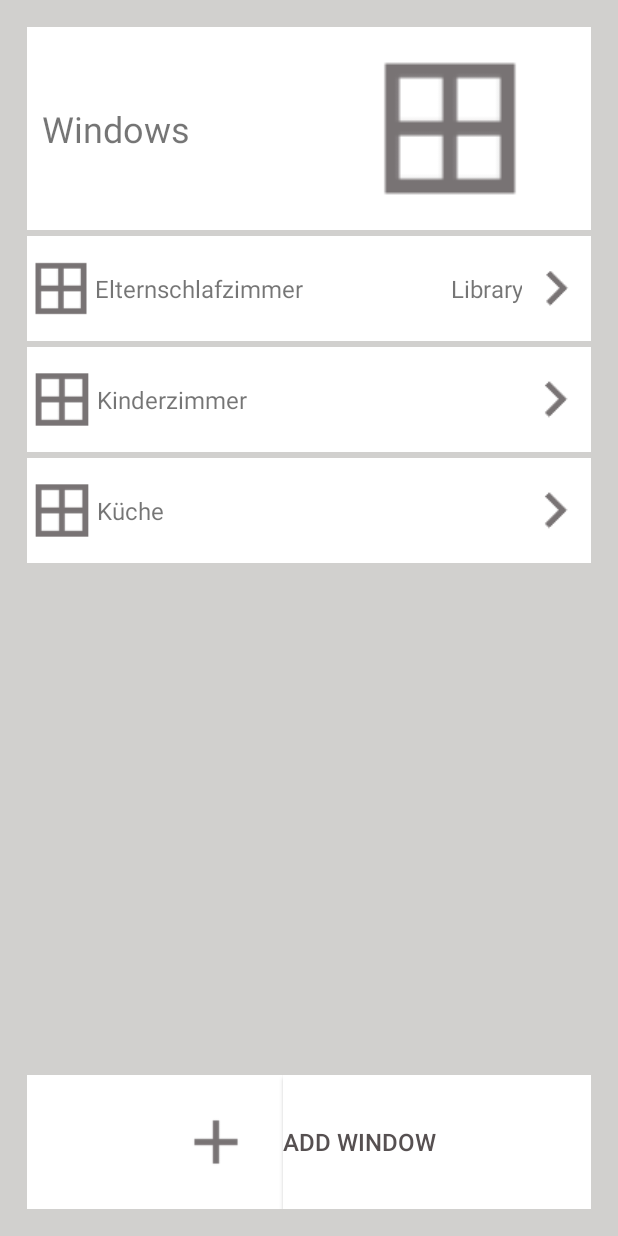
After one commit to Louuiissaa/safeandsound, an Android app: the Window screen opened directly, with no data from a screen before it, on a phone screen of 412 x 824 dp. The commit adds this screen. Run offline under Robolectric (Android 15) with nearby library versions, the phone set to English and light mode, and no system bars.

Commit message:
Fenster Hinzufügen (ohne Inhalt)

```diff
--- a/app/src/main/AndroidManifest.xml
+++ b/app/src/main/AndroidManifest.xml
@@ -20,7 +20,10 @@
         <activity
         android:name=".AirQuality"
         android:label="@string/title_airquality">
-    </activity>
+        </activity>
+        <activity
+            android:name=".Window"
+            android:label="@string/windows"></activity>
     </application>
 
 </manifest>
--- a/app/src/main/java/com/safeandsound/app/safeandsound/MainActivity.java
+++ b/app/src/main/java/com/safeandsound/app/safeandsound/MainActivity.java
@@ -13,8 +13,13 @@ public class MainActivity extends AppCompatActivity {
         setContentView(R.layout.activity_main);
     }
 
-    public void openAirQuality(View view) {
+    public void openAirQualityActivity(View view) {
         Intent i = new Intent(MainActivity.this, AirQuality.class);
         startActivity(i);
     }
+
+    public void openWindowActivity(View view) {
+        Intent i = new Intent(MainActivity.this, Window.class);
+        startActivity(i);
+    }
 }
--- /dev/null
+++ b/app/src/main/java/com/safeandsound/app/safeandsound/Window.java
@@ -0,0 +1,86 @@
+package com.safeandsound.app.safeandsound;
+
+import android.graphics.Color;
+import android.graphics.drawable.Drawable;
+import android.os.Bundle;
+import android.support.v4.app.FragmentActivity;
+import android.util.DisplayMetrics;
+import android.view.Gravity;
+import android.view.View;
+import android.view.ViewGroup;
+import android.widget.Button;
+import android.widget.ImageView;
+import android.widget.LinearLayout;
+import android.widget.TextView;
+
+import static java.security.AccessController.getContext;
+
+
+/**
+ * Created by louisapabst on 16.04.17.
+ */
+
+public class Window extends FragmentActivity {
+    /** Called when the activity is first created. */
+    @Override
+    public void onCreate(Bundle savedInstanceState) {
+        super.onCreate(savedInstanceState);
+        setContentView(R.layout.window);
+
+    }
+
+    public void addWindow(View view){
+        int dip70 = 70;
+        int dip2 = 2;
+        DisplayMetrics metrics = new DisplayMetrics();
+        getWindowManager().getDefaultDisplay().getMetrics(metrics);
+        final float scale = metrics.density;
+        int pixels70 = (int) (dip70 * scale + 0.5f);
+        int pixels2 = (int) (dip2 * scale + 0.5f);
+
+        LinearLayout linearLayout = new LinearLayout(this);
+        linearLayout.setOrientation(LinearLayout.HORIZONTAL);
+        linearLayout.setBackgroundColor(Color.RED);
+        LinearLayout.LayoutParams LLParams = new LinearLayout.LayoutParams(LinearLayout.LayoutParams.MATCH_PARENT,pixels70);
+        LLParams.setMargins(pixels2, pixels2, pixels2, pixels2);
+        linearLayout.setLayoutParams(LLParams);
+
+        ImageView imageView = new ImageView(this);
+        imageView.setBackgroundColor(Color.WHITE);
+        imageView.setImageResource(R.drawable.ic_window);
+        LinearLayout.LayoutParams IVParams = new LinearLayout.LayoutParams(0, LinearLayout.LayoutParams.MATCH_PARENT, 1f);        imageView.setLayoutParams(IVParams);
+
+        TextView textView_WindowName = new TextView(this);
+        textView_WindowName.setBackgroundColor(Color.WHITE);
+        textView_WindowName.setTextSize(16);
+        textView_WindowName.setText("Elternschlafzimmer");
+        textView_WindowName.setGravity(Gravity.CENTER | Gravity.LEFT);
+        LinearLayout.LayoutParams TVParams = new LinearLayout.LayoutParams(0,LinearLayout.LayoutParams.MATCH_PARENT, 3f);
+        textView_WindowName.setLayoutParams(TVParams);
+        // id="@+id/oxygenText", gravity="center_vertical|left", textAlignment="gravity" />
+
+        TextView textView_WindowStatus = new TextView(this);
+        textView_WindowStatus.setBackgroundColor(Color.WHITE);
+        textView_WindowStatus.setTextSize(16);
+        textView_WindowStatus.setText("open");
+        textView_WindowStatus.setGravity(Gravity.CENTER | Gravity.RIGHT);
+        textView_WindowStatus.setLayoutParams(TVParams);
+        //layout_width="0dip", layout_height="match_parent", layout_weight="3", id="@+id/oxygenOutputText", gravity="center_vertical|right", textAlignment="gravity" />
+
+        ImageView imageView_Arrow = new ImageView(this);
+        imageView_Arrow.setBackgroundColor(Color.WHITE);
+        imageView_Arrow.setImageResource(R.drawable.ic_next_page);
+        imageView_Arrow.setLayoutParams(IVParams);
+        //layout_weight="1"
+
+
+        LinearLayout ll = (LinearLayout)findViewById(R.id.windowButtonLayout);
+        LinearLayout.LayoutParams lp = new LinearLayout.LayoutParams(LinearLayout.LayoutParams.MATCH_PARENT, LinearLayout.LayoutParams.WRAP_CONTENT);
+        ll.addView(linearLayout);
+        linearLayout.addView(imageView);
+        linearLayout.addView(textView_WindowName);
+        linearLayout.addView(textView_WindowStatus);
+        linearLayout.addView(imageView_Arrow);
+    }
+
+}
--- a/app/src/main/res/layout/activity_main.xml
+++ b/app/src/main/res/layout/activity_main.xml
@@ -102,7 +102,7 @@
                     android:background="@color/white"
                     android:paddingTop="30dp"
                     android:scaleType="fitCenter"
-                    android:onClick="openAirQuality"/>
+                    android:onClick="openAirQualityActivity"/>
                 <TextView
                     android:layout_width="match_parent"
                     android:layout_height="0dip"
@@ -113,7 +113,7 @@
                     android:gravity="top|center_horizontal"
                     android:text="Air Quality"
                     android:textAlignment="gravity"
-                    android:onClick="openAirQuality"/>
+                    android:onClick="openAirQualityActivity"/>
             </LinearLayout>
             <LinearLayout
                 android:layout_width="0dip"
@@ -129,7 +129,8 @@
                     android:src="@drawable/ic_window"
                     android:background="@color/white"
                     android:paddingTop="30dp"
-                    android:scaleType="fitCenter"/>
+                    android:scaleType="fitCenter"
+                    android:onClick="openWindowActivity"/>
                 <TextView
                     android:layout_width="match_parent"
                     android:layout_height="0dip"
@@ -139,7 +140,8 @@
                     android:textSize="16dip"
                     android:gravity="top|center_horizontal"
                     android:text="Windows"
-                    android:textAlignment="gravity" />
+                    android:textAlignment="gravity"
+                    android:onClick="openWindowActivity"/>
             </LinearLayout>
         </LinearLayout>
 
--- /dev/null
+++ b/app/src/main/res/layout/window.xml
@@ -0,0 +1,226 @@
+<?xml version="1.0" encoding="utf-8"?>
+<RelativeLayout xmlns:android="http://schemas.android.com/apk/res/android"
+    xmlns:app="http://schemas.android.com/apk/res-auto"
+    xmlns:tools="http://schemas.android.com/tools"
+    android:id="@+id/activity_main"
+    android:layout_width="match_parent"
+    android:layout_height="match_parent"
+    android:paddingBottom="@dimen/activity_vertical_margin"
+    android:paddingLeft="@dimen/activity_horizontal_margin"
+    android:paddingRight="@dimen/activity_horizontal_margin"
+    android:paddingTop="@dimen/activity_vertical_margin"
+    android:background="@color/background_grey"
+    tools:context="com.safeandsound.app.safeandsound.Window">
+
+    <LinearLayout
+        android:orientation="vertical"
+        android:layout_width="match_parent"
+        android:layout_height="match_parent"
+        android:id="@+id/windowFirstLayout"
+        android:background="@color/background_grey"
+        android:isScrollContainer="true"
+        android:layout_alignParentTop="true"
+        android:layout_alignParentStart="true">
+
+        <LinearLayout
+            android:orientation="horizontal"
+            android:layout_width="match_parent"
+            android:layout_height="0dp"
+            android:layout_weight="1.5">
+            <LinearLayout
+                android:orientation="horizontal"
+                android:layout_height="match_parent"
+                android:layout_width="0dip"
+                android:layout_weight="1"
+                android:layout_margin="2dp">
+
+                <TextView
+                    android:layout_width="0dip"
+                    android:layout_height="match_parent"
+                    android:layout_weight="1"
+                    android:id="@+id/livestreamText"
+                    android:background="@color/white"
+                    android:textSize="24sp"
+                    android:gravity="center_vertical|left"
+                    android:paddingLeft="10dip"
+                    android:text="@string/windows"
+                    android:textAlignment="gravity" />
+                <ImageButton
+                    android:id="@+id/cameraButton"
+                    android:layout_width="0dip"
+                    android:layout_height="match_parent"
+                    android:layout_weight="1"
+                    android:src="@drawable/ic_window"
+                    android:padding="10dp"
+                    android:background="@color/white"
+                    android:scaleType="fitCenter" />
+            </LinearLayout>
+        </LinearLayout>
+
+        <ScrollView
+            android:layout_width="match_parent"
+            android:layout_height="0dip"
+            android:layout_weight="6"
+            android:fillViewport="true"
+            android:orientation="vertical" >
+        <LinearLayout
+            android:orientation="vertical"
+            android:layout_width="match_parent"
+            android:layout_height="0dip"
+            android:layout_weight="5"
+            android:id="@+id/windowButtonLayout">
+
+                <LinearLayout
+                    android:layout_width="match_parent"
+                    android:layout_height="70dip"
+                    android:orientation="horizontal"
+                    android:layout_margin="2dp">
+                    <ImageView
+                        android:layout_width="0dip"
+                        android:layout_height="match_parent"
+                        android:layout_weight="1"
+                        android:background="@color/white"
+                        android:src="@drawable/ic_window"/>
+                    <TextView
+                        android:layout_width="0dip"
+                        android:layout_height="match_parent"
+                        android:layout_weight="3.2"
+                        android:id="@+id/oxygenText"
+                        android:background="@color/white"
+                        android:textSize="16dip"
+                        android:gravity="center_vertical|left"
+                        android:text="Elternschlafzimmer"
+                        android:textAlignment="gravity" />
+                    <TextView
+                        android:layout_width="0dip"
+                        android:layout_height="match_parent"
+                        android:layout_weight="3"
+                        android:id="@+id/oxygenOutputText"
+                        android:background="@color/white"
+                        android:textSize="16dip"
+                        android:gravity="center_vertical|right"
+                        android:text="Library"
+                        android:textAlignment="gravity" />
+                    <ImageView
+                        android:layout_width="0dip"
+                        android:layout_height="match_parent"
+                        android:layout_weight="1"
+                        android:src="@drawable/ic_next_page"
+                        android:background="@color/white"/>
+                </LinearLayout>
+                <LinearLayout
+                    android:layout_width="match_parent"
+                    android:layout_height="70dip"
+                    android:orientation="horizontal"
+                    android:layout_margin="2dp">
+                    <ImageView
+                        android:layout_width="0dip"
+                        android:layout_height="match_parent"
+                        android:layout_weight="1"
+                        android:background="@color/white"
+                        android:src="@drawable/ic_window"/>
+                    <TextView
+                        android:layout_width="0dip"
+                        android:layout_height="match_parent"
+                        android:layout_weight="3"
+                        android:id="@+id/humidityText"
+                        android:background="@color/white"
+                        android:textSize="16dip"
+                        android:gravity="center_vertical|left"
+                        android:text="Kinderzimmer"
+                        android:textAlignment="gravity"/>
+                    <TextView
+                        android:layout_width="0dip"
+                        android:layout_height="match_parent"
+                        android:layout_weight="3"
+                        android:id="@+id/humidityOutputText"
+                        android:background="@color/white"
+                        android:textSize="16dip"
+                        android:gravity="center_vertical|right"
+                        android:textAlignment="gravity" />
+                    <ImageView
+                        android:layout_width="0dip"
+                        android:layout_height="match_parent"
+                        android:layout_weight="1"
+                        android:src="@drawable/ic_next_page"
+                        android:background="@color/white"/>
+            </LinearLayout>
+
+                <LinearLayout
+                    android:layout_width="match_parent"
+                    android:layout_height="70dip"
+                    android:orientation="horizontal"
+                    android:layout_margin="2dp">
+                    <ImageView
+                        android:layout_width="0dip"
+                        android:layout_height="match_parent"
+                        android:layout_weight="1"
+                        android:background="@color/white"
+                        android:src="@drawable/ic_window"/>
+                    <TextView
+                        android:layout_width="0dip"
+                        android:layout_height="match_parent"
+                        android:layout_weight="3"
+                        android:id="@+id/temperatureText"
+                        android:background="@color/white"
+                        android:textSize="16dip"
+                        android:gravity="center_vertical|left"
+                        android:text="Küche"
+                        android:textAlignment="gravity"/>
+                    <TextView
+                        android:layout_width="0dip"
+                        android:layout_height="match_parent"
+                        android:layout_weight="3"
+                        android:id="@+id/temperatureOutputText"
+                        android:background="@color/white"
+                        android:textSize="16dip"
+                        android:gravity="center_vertical|right"
+                        android:textAlignment="gravity" />
+                    <ImageView
+                        android:layout_width="0dip"
+                        android:layout_height="match_parent"
+                        android:layout_weight="1"
+                        android:src="@drawable/ic_next_page"
+                        android:background="@color/white"/>
+                </LinearLayout>
+        </LinearLayout>
+        </ScrollView>
+
+        <LinearLayout
+            android:orientation="horizontal"
+            android:layout_width="match_parent"
+            android:layout_height="0dp"
+            android:layout_weight="1">
+
+            <LinearLayout
+                android:layout_width="0dip"
+                android:layout_height="match_parent"
+                android:layout_weight="1"
+                android:orientation="horizontal"
+                android:layout_margin="2dp">
+                <ImageView
+                    android:layout_width="0dip"
+                    android:layout_height="match_parent"
+                    android:layout_weight="1"
+                    android:padding="20dip"
+                    android:background="@color/white"
+                    android:src="@drawable/ic_plus"
+                    android:scaleType="fitEnd"
+                    android:onClick="addWindow"/>
+                <Button
+                    android:layout_width="0dip"
+                    android:layout_height="match_parent"
+                    android:layout_weight="1.2"
+                    android:id="@+id/addWindowText"
+                    android:background="@color/white"
+                    android:textSize="16dip"
+                    android:gravity="center_vertical|left"
+                    android:text="Add Window"
+                    android:textColor="@color/greyIcons"
+                    android:textAlignment="gravity"
+                    android:onClick="addWindow"/>
+
+            </LinearLayout>
+        </LinearLayout>
+    </LinearLayout>
+</RelativeLayout>
--- a/app/src/main/res/values/strings.xml
+++ b/app/src/main/res/values/strings.xml
@@ -8,4 +8,5 @@
     <string name="luftqualitaet">Air Quality</string>
     <string name="title_airquality">Air Quality</string>
     <string name="logout">Log out</string>
+    <string name="windows">Windows</string>
 </resources>
```
Also changed, not shown: app/src/main/java/com/safeandsound/app/safeandsound/AirQuality.java (+1 -11 lines), app/src/main/res/drawable-hdpi/ic_plus.png (added), app/src/main/res/drawable-mdpi/ic_plus.png (added), app/src/main/res/drawable-xhdpi/ic_plus.png (added), app/src/main/res/drawable-xxhdpi/ic_plus.png (added).
